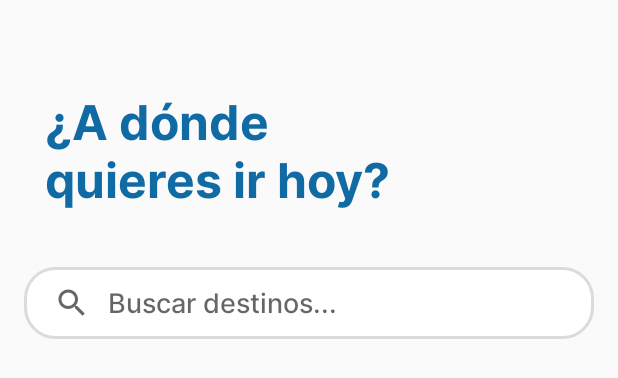
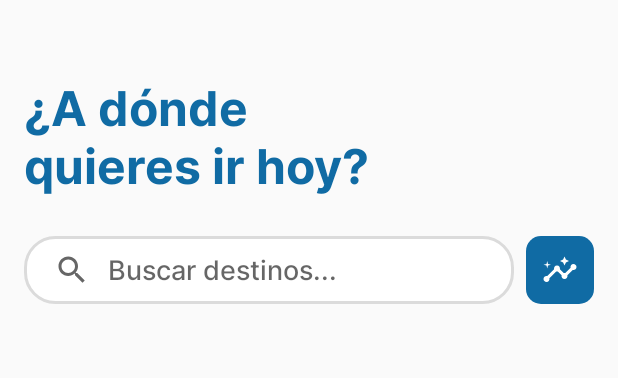
Before and after one commit to JeRamirez25/appTurismo, an Android app: the layout fragment_buscar.xml on its own in the app's theme, with its tools: preview values and no code run, on a phone screen of 412 x 824 dp. Shown: the top 378 px of the screen. Run offline under Robolectric (Android 15) with nearby library versions, the phone set to English and light mode, and no system bars.

Commit message:
Implementacion filtro, bug adaptador

```diff
--- /dev/null
+++ b/app/src/main/res/drawable/baseline_insights_24.xml
@@ -0,0 +1,10 @@
+<vector xmlns:android="http://schemas.android.com/apk/res/android" android:height="24dp" android:tint="#000000" android:viewportHeight="24" android:viewportWidth="24" android:width="24dp">
+
+    <path android:fillColor="@android:color/white" android:pathData="M21,8c-1.45,0 -2.26,1.44 -1.93,2.51l-3.55,3.56c-0.3,-0.09 -0.74,-0.09 -1.04,0l-2.55,-2.55C12.27,10.45 11.46,9 10,9c-1.45,0 -2.27,1.44 -1.93,2.52l-4.56,4.55C2.44,15.74 1,16.55 1,18c0,1.1 0.9,2 2,2c1.45,0 2.26,-1.44 1.93,-2.51l4.55,-4.56c0.3,0.09 0.74,0.09 1.04,0l2.55,2.55C12.73,16.55 13.54,18 15,18c1.45,0 2.27,-1.44 1.93,-2.52l3.56,-3.55C21.56,12.26 23,11.45 23,10C23,8.9 22.1,8 21,8z"/>
+
+    <path android:fillColor="@android:color/white" android:pathData="M15,9l0.94,-2.07l2.06,-0.93l-2.06,-0.93l-0.94,-2.07l-0.92,2.07l-2.08,0.93l2.08,0.93z"/>
+
+    <path android:fillColor="@android:color/white" android:pathData="M3.5,11l0.5,-2l2,-0.5l-2,-0.5l-0.5,-2l-0.5,2l-2,0.5l2,0.5z"/>
+
+
+</vector>
--- /dev/null
+++ b/app/src/main/res/drawable/filtrobuscarbackground.xml
@@ -0,0 +1,9 @@
+<?xml version="1.0" encoding="utf-8"?>
+<selector xmlns:android="http://schemas.android.com/apk/res/android">
+    <item>
+        <shape android:shape="rectangle">
+            <solid android:color="@color/primary_color"/>
+            <corners android:radius="10dp" />
+        </shape>
+    </item>
+</selector>
--- a/app/src/main/res/layout/fragment_buscar.xml
+++ b/app/src/main/res/layout/fragment_buscar.xml
@@ -1,53 +1,80 @@
-<LinearLayout xmlns:android="http://schemas.android.com/apk/res/android"
+<androidx.constraintlayout.widget.ConstraintLayout xmlns:android="http://schemas.android.com/apk/res/android"
     xmlns:app="http://schemas.android.com/apk/res-auto"
+    xmlns:tools="http://schemas.android.com/tools"
     android:layout_width="match_parent"
     android:layout_height="match_parent"
     android:orientation="vertical">
+
 
     <TextView
         android:id="@+id/tvBienvenido"
         android:layout_width="match_parent"
         android:layout_height="wrap_content"
-        android:layout_marginStart="30dp"
-        android:layout_marginTop="25dp"
+        android:layout_marginStart="20dp"
+        android:layout_marginTop="16dp"
         android:fontFamily="@font/inter_bold"
         android:gravity="start"
         android:text=""
         android:textAlignment="textStart"
         android:textColor="@android:color/black"
-        android:textSize="22sp" />
+        android:textSize="22sp"
+        app:layout_constraintEnd_toEndOf="parent"
+        app:layout_constraintStart_toStartOf="parent"
+        app:layout_constraintTop_toTopOf="parent" />
 
     <TextView
         android:id="@+id/tvInicio2"
         android:layout_width="250dp"
         android:layout_height="wrap_content"
-        android:layout_marginStart="30dp"
-        android:layout_marginBottom="5dp"
+        android:layout_marginStart="16dp"
         android:fontFamily="@font/inter_bold"
         android:gravity="start"
         android:text="@string/a_d_nde_quieres_ir_hoy"
         android:textAlignment="textStart"
         android:textColor="@color/primary_color"
-        android:textSize="32sp" />
+        android:textSize="32sp"
+        app:layout_constraintEnd_toEndOf="parent"
+        app:layout_constraintHorizontal_bias="0.0"
+        app:layout_constraintStart_toStartOf="parent"
+        app:layout_constraintTop_toBottomOf="@+id/tvBienvenido" />
 
     <SearchView
         android:id="@+id/searchView"
-        android:layout_width="match_parent"
-        android:layout_height="wrap_content"
+        android:layout_width="0dp"
+        android:layout_height="45dp"
         android:layout_marginHorizontal="16dp"
-        android:layout_marginTop="30dp"
-        android:layout_marginBottom="16dp"
+        android:layout_marginStart="16dp"
+        android:layout_marginTop="24dp"
+        android:layout_marginEnd="8dp"
+        android:background="@drawable/background_search_view"
+
         android:iconifiedByDefault="false"
         android:queryBackground="@android:color/transparent"
         android:queryHint="Buscar destinos..."
-        android:background="@drawable/background_search_view"
+        app:layout_constraintEnd_toStartOf="@+id/botonFiltro"
+        app:layout_constraintStart_toStartOf="parent"
+        app:layout_constraintTop_toBottomOf="@+id/tvInicio2" />
 
-        />
-
+    <ImageButton
+        android:id="@+id/botonFiltro"
+        android:layout_width="45dp"
+        android:layout_height="45dp"
+        android:layout_marginTop="24dp"
+        android:layout_marginEnd="16dp"
+        android:background="@drawable/filtrobuscarbackground"
+        app:tint="@color/white"
+        app:layout_constraintEnd_toEndOf="parent"
+        app:layout_constraintTop_toBottomOf="@+id/tvInicio2"
+        app:srcCompat="@drawable/baseline_insights_24" />
 
     <androidx.recyclerview.widget.RecyclerView
         android:id="@+id/recyclerView"
-        android:layout_width="match_parent"
-        android:layout_height="match_parent" />
+        android:layout_width="0dp"
+        android:layout_height="0dp"
+        android:layout_marginTop="16dp"
+        app:layout_constraintBottom_toBottomOf="parent"
+        app:layout_constraintEnd_toEndOf="parent"
+        app:layout_constraintStart_toStartOf="parent"
+        app:layout_constraintTop_toBottomOf="@+id/searchView" />
 
-</LinearLayout>
+</androidx.constraintlayout.widget.ConstraintLayout>
```
Also changed, not shown: app/src/main/java/com/example/app_bases_datos/Buscar.kt (+64 -4 lines), app/src/main/java/com/example/app_bases_datos/FiltroBuscar.kt (added, +68 -0 lines), app/src/main/res/layout/fragment_filtro_buscar.xml (added, +112 -0 lines).
